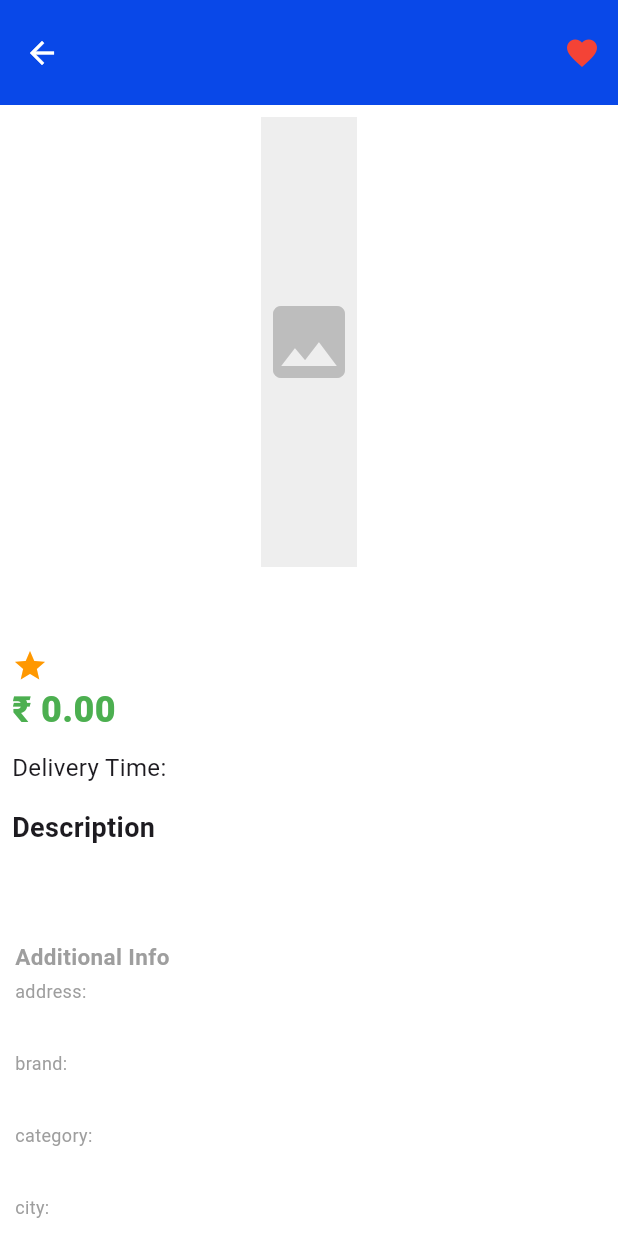
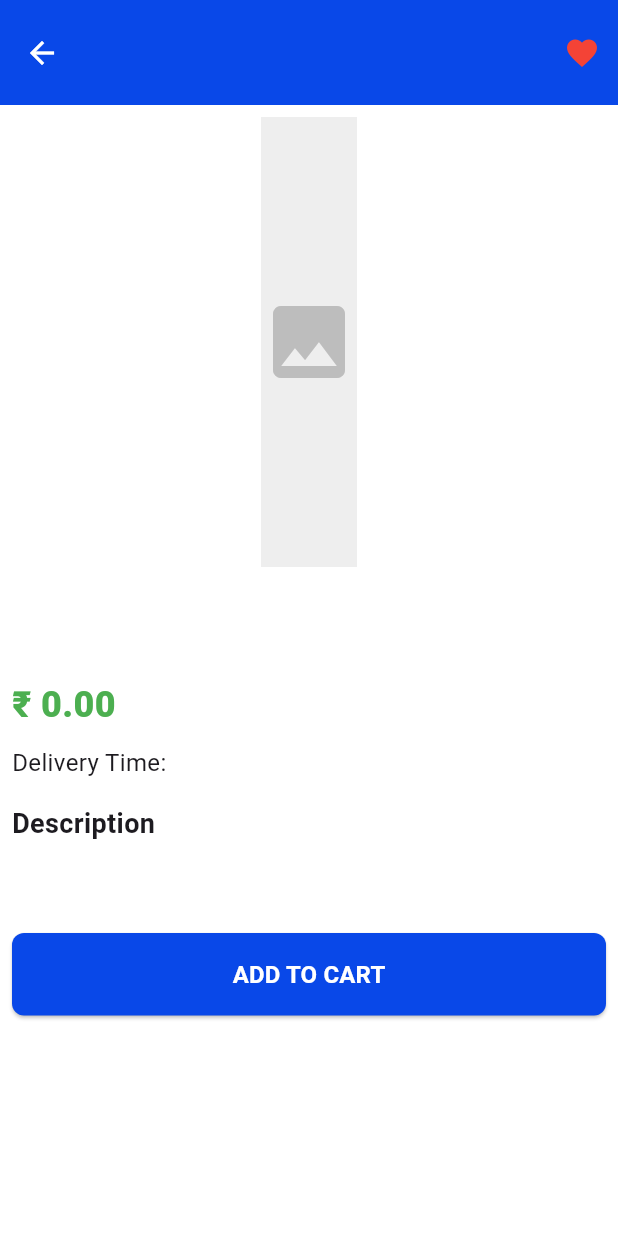
Before and after one commit to Shiva-Shankar-Dev/buy_app, a Flutter app: the ProductDetailPage screen opened directly with empty values, on a phone screen of 412 x 824 dp. Run offline on Flutter 3.47's test engine with Material 3 defaults, Android fonts, the light colour scheme and no system bars; drawn by our look-alikes of carousel_slider; our stand-ins replace animated_splash_screen, cloud_firestore, file_picker, firebase_auth, firebase_core, flutter_animate and 2 more; accounts and stored records are empty.

Commit message:
modified product structure

```diff
--- a/lib/main.dart
+++ b/lib/main.dart
@@ -1,4 +1,4 @@
-import 'package:buy_app/animated_splash_screen_widget.dart';
+import 'package:buy_app/splash_screen.dart';
 import 'package:buy_app/colorPallete/color_pallete.dart';
 import 'package:buy_app/index.dart';
 import 'package:buy_app/screens/account/account_page.dart'; // FIXED: Changed from address/account_page.dart
--- a/lib/models/models.dart
+++ b/lib/models/models.dart
@@ -8,19 +8,19 @@ class CartItem {
 
   @override
   String toString() {
-    return 'CartItem(product: ${product.title}, quantity: $quantity)';
+    return 'CartItem(product: ${product.name}, quantity: $quantity)';
   }
 
   @override
   bool operator ==(Object other) {
     if (identical(this, other)) return true;
     return other is CartItem &&
-        other.product.title == product.title &&
+        other.product.name == product.name &&
         other.quantity == quantity;
   }
 
   @override
-  int get hashCode => product.title.hashCode ^ quantity.hashCode;
+  int get hashCode => product.name.hashCode ^ quantity.hashCode;
 
   // Add toMap method for Firestore
   Map<String, dynamic> toMap() {
@@ -37,62 +37,69 @@ class CartItem {
 }
 
 class Product {
-  final String title, description, deliveryTime, reviews;
+  final String name, brand, description, deliveryTime, pid;
   final double price;
+  final String category;
+  final List<String> keywords;
   final List<String> images;
-  final Map<String, dynamic> extraFields;
-  final String? sellerId;
+  final int stockQuantity;
 
   Product({
-    required this.title,
+    required this.name,
+    required this.brand,
+    required this.images,
     required this.description,
+    required this.category,
+    required this.price,
     required this.deliveryTime,
-    required this.reviews,
-    required this.price,
-    required this.images,
-    required this.extraFields,
-    this.sellerId,
+    required this.pid,
+    required this.keywords,
+    required this.stockQuantity,
   });
 
   factory Product.fromFirestore(Map<String, dynamic> data) {
     return Product(
-      title: data['title'] ?? 'Untitled',
+      name: data['name'] ?? 'Untitled',
+      brand: data['brand'] ?? '',
       description: data['description'] ?? '',
-      deliveryTime: data['Delivery Time'] ?? 'N/A',
-      reviews: data['ratings'] ?? 'No ratings',
+      deliveryTime: data['deliveryTime'] ?? 'N/A',
+      pid: data['pid'] ?? '',
       price: (data['price'] ?? 0).toDouble(),
+      category: data['category'] ?? '',
+      keywords: List<String>.from(data['keywords'] ?? []),
       images: List<String>.from(data['images'] ?? []),
-      extraFields: Map<String, dynamic>.from(data['extraFields'] ?? {}),
-      sellerId: data['sellerId'],
+      stockQuantity: data['stockQuantity'] ?? 0,
     );
   }
 
   Map<String, dynamic> toFirestore() {
     return {
-      'title': title,
+      'name': name,
+      'brand': brand,
       'description': description,
-      'Delivery Time': deliveryTime,
-      'ratings': reviews,
+      'deliveryTime': deliveryTime,
+      'pid': pid,
       'price': price,
+      'category': category,
+      'keywords': keywords,
       'images': images,
-      'extraFields': extraFields,
-      'sellerId': sellerId,
+      'stockQuantity': stockQuantity,
     };
   }
 
   @override
   String toString() {
-    return 'Product(title: $title, price: $price, sellerId: $sellerId)';
+    return 'Product(name: $name, price: $price, brand: $brand)';
   }
 
   @override
   bool operator ==(Object other) {
     if (identical(this, other)) return true;
-    return other is Product && other.title == title;
+    return other is Product && other.name == name;
   }
 
   @override
-  int get hashCode => title.hashCode;
+  int get hashCode => name.hashCode;
 }
 
 class Order {
@@ -166,13 +173,16 @@ class Order {
             // Return a default CartItem with basic Product
             return CartItem(
               product: Product(
-                title: 'Error Product',
+                name: 'Error Product',
+                brand: '',
                 description: '',
                 deliveryTime: '',
-                reviews: '',
+                pid: '',
                 price: 0.0,
+                category: '',
+                keywords: [],
                 images: [],
-                extraFields: {},
+                stockQuantity: 0,
               ),
               quantity: 1,
             );
--- a/lib/screens/orders/cart_page.dart
+++ b/lib/screens/orders/cart_page.dart
@@ -157,7 +157,7 @@ class _CartPageState extends State<CartPage> {
                                   crossAxisAlignment: CrossAxisAlignment.start,
                                   children: [
                                     Text(
-                                      item.product.title,
+                                      item.product.name,
                                       style: TextStyle(
                                         fontSize: 16,
                                         fontWeight: FontWeight.w600,
--- a/lib/screens/orders/checkout_page.dart
+++ b/lib/screens/orders/checkout_page.dart
@@ -121,7 +121,7 @@ class _CheckoutPageState extends State<CheckoutPage> {
                             crossAxisAlignment: CrossAxisAlignment.start,
                             children: [
                               Text(
-                                item.product.title,
+                                item.product.name,
                                 style: TextStyle(
                                   fontSize: 16,
                                   fontWeight: FontWeight.w500,
--- a/lib/screens/orders/product_details.dart
+++ b/lib/screens/orders/product_details.dart
@@ -40,6 +40,7 @@ class _ProductDetailPageState extends State<ProductDetailPage> {
         setState(() {
           isInWishlist = false;
         });
+        if(!mounted) return;
         ScaffoldMessenger.of(
           context,
         ).showSnackBar(SnackBar(content: Text('Removed from wishlist')));
@@ -50,6 +51,7 @@ class _ProductDetailPageState extends State<ProductDetailPage> {
         setState(() {
           isInWishlist = true;
         });
+        if(!mounted) return;
         ScaffoldMessenger.of(
           context,
         ).showSnackBar(SnackBar(content: Text('Added to wishlist')));
@@ -72,7 +74,7 @@ class _ProductDetailPageState extends State<ProductDetailPage> {
               });
               ScaffoldMessenger.of(context).showSnackBar(
                 SnackBar(
-                  content: Text('${widget.product.title} added to cart!'),
+                  content: Text('${widget.product.name} added to cart!'),
                   backgroundColor: Colors.green,
                   duration: Duration(seconds: 2),
                 ),
@@ -166,6 +168,7 @@ class _ProductDetailPageState extends State<ProductDetailPage> {
 
   @override
   Widget build(BuildContext context) {
+    // Print all product attributes
     final images = widget.product.images.isNotEmpty ?
         widget.product.images.map<Widget>((imgPath) =>
             Image.network(
@@ -186,7 +189,7 @@ class _ProductDetailPageState extends State<ProductDetailPage> {
       appBar: AppBar(
         backgroundColor: colorPallete.color1,
         title: Text(
-          widget.product.title,
+          widget.product.name,
           style: TextStyle(color: Colors.white),
           overflow: TextOverflow.ellipsis,
         ),
@@ -211,9 +214,7 @@ class _ProductDetailPageState extends State<ProductDetailPage> {
           child: Column(
             crossAxisAlignment: CrossAxisAlignment.start,
             children: [
-              Hero(
-                tag: 'product',
-                child: Padding(
+              Padding(
                 padding: const EdgeInsets.all(8.0),
                 child: SizedBox(
                   width: double.infinity,
@@ -232,7 +233,6 @@ class _ProductDetailPageState extends State<ProductDetailPage> {
                   ),
                 ),
               ),
-              ),
 
               Column(
                 crossAxisAlignment: CrossAxisAlignment.start,
@@ -243,7 +243,7 @@ class _ProductDetailPageState extends State<ProductDetailPage> {
                       crossAxisAlignment: CrossAxisAlignment.start,
                       children: [
                         Text(
-                          widget.product.title,
+                          widget.product.name,
                           style: const TextStyle(
                             fontSize: 26,
                             fontWeight: FontWeight.bold,
@@ -252,11 +252,8 @@ class _ProductDetailPageState extends State<ProductDetailPage> {
 
                         Row(
                           children: [
-                            const Icon(Icons.star, color: Colors.orange),
-                            const SizedBox(width: 5),
                             Text(
-                              widget.product.reviews,
-                              style: const TextStyle(color: Colors.orange),
+                              widget.product.brand,
                             ),
                           ],
                         ),
@@ -295,46 +292,25 @@ class _ProductDetailPageState extends State<ProductDetailPage> {
                   ),
 
                   const SizedBox(height: 20),
-                  if (widget.product.extraFields.isNotEmpty)
+                  if (widget.product.keywords.isNotEmpty)
                     Padding(
                       padding: const EdgeInsets.all(10.0),
                       child: Column(
                         crossAxisAlignment: CrossAxisAlignment.start,
                         children: [
                           Text(
-                            'Additional Info',
+                            'Keywords',
                             style: TextStyle(
                               fontSize: 15,
                               color: Colors.grey,
                               fontWeight: FontWeight.bold,
                             ),
                           ),
-                          ...widget.product.extraFields.entries.map(
-                            (entry) => Padding(
-                              padding: const EdgeInsets.symmetric(vertical: 4),
-                              child: SizedBox(
-                                width: MediaQuery.of(context).size.width,
-                                child: Column(
-                                  crossAxisAlignment: CrossAxisAlignment.start,
-                                  children: [
-                                    Text(
-                                      '${entry.key}: ',
-                                      style: const TextStyle(
-                                        color: Colors.grey,
-                                        fontSize: 12,
-                                      ),
-                                    ),
-                                    Text(
-                                      entry.value.toString(),
-                                      style: TextStyle(
-                                        fontSize: 16,
-                                        fontWeight: FontWeight.bold
-                                      ),
-                                    ),
-                                  ],
-                                ),
-                              ),
-                            ),
+                          Wrap(
+                            spacing: 8,
+                            children: widget.product.keywords.map(
+                              (keyword) => Chip(label: Text(keyword)),
+                            ).toList(),
                           ),
                           const SizedBox(height: 20),
                         ],
--- a/lib/services/order_service.dart
+++ b/lib/services/order_service.dart
@@ -20,7 +20,7 @@ class OrderItem {
   // Convert from CartItem
   factory OrderItem.fromCartItem(CartItem cartItem) {
     return OrderItem(
-      productTitle: cartItem.product.title,
+      productTitle: cartItem.product.name,
       productPrice: cartItem.product.price,
       quantity: cartItem.quantity,
       productImage: cartItem.product.images.isNotEmpty
```
Also changed, not shown: lib/screens/account/wishlist_page.dart (+4 -11 lines), lib/screens/home_page.dart (+11 -18 lines), lib/screens/test_order_page.dart (+6 -6 lines), lib/services/cart_manager.dart (+5 -5 lines), lib/services/email_service.dart (+11 -8 lines), lib/services/wishlist_service.dart (+12 -12 lines), lib/models/product.dart (added), lib/splash_screen.dart (renamed from lib/animated_splash_screen_widget.dart). Lines whose indentation alone changed are shown as unchanged.
